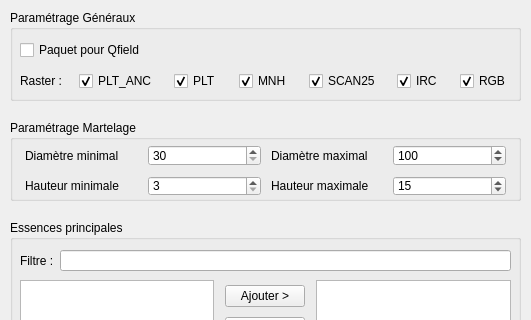
Qt form modules/tree_marking/create/tree_marking_create.ui (paul-carteron/Qracines) before a commit; both pictures show x 0 to 531 and y 0 to 320 of the 531 by 482 pixel window.
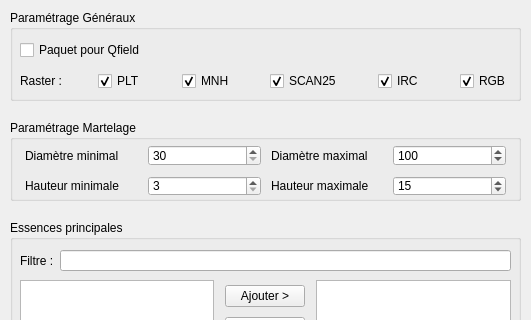
The same form after that commit. Custom widgets are drawn as their Qt base class.

What changed in the file:
```diff
--- a/modules/tree_marking/create/tree_marking_create.ui
+++ b/modules/tree_marking/create/tree_marking_create.ui
@@ -295,7 +295,7 @@
       </layout>
      </item>
      <item>
-      <layout class="QHBoxLayout" name="horizontalLayout_2" stretch="0,0,0,0,0,0,0,0,0,0,0,0,0">
+      <layout class="QHBoxLayout" name="horizontalLayout_2" stretch="0,0,0,0,0,0,0,0,0,0,0">
        <property name="spacing">
         <number>12</number>
        </property>
@@ -315,35 +315,6 @@
          </property>
         </widget>
        </item>
-       <item>
-        <spacer name="horizontalSpacer_2">
-         <property name="orientation">
-          <enum>Qt::Horizontal</enum>
-         </property>
-         <property name="sizeHint" stdset="0">
-          <size>
-           <width>40</width>
-           <height>20</height>
-          </size>
-         </property>
-        </spacer>
-       </item>
-       <item>
-        <widget class="QCheckBox" name="cb_plt_anc">
-         <property name="sizePolicy">
-          <sizepolicy hsizetype="Maximum" vsizetype="Fixed">
-           <horstretch>0</horstretch>
-           <verstretch>0</verstretch>
-          </sizepolicy>
-         </property>
-         <property name="text">
-          <string>PLT_ANC</string>
-         </property>
-         <property name="checked">
-          <bool>true</bool>
-         </property>
-        </widget>
-       </item>
        <item>
         <spacer name="horizontalSpacer_7">
          <property name="orientation">
```
